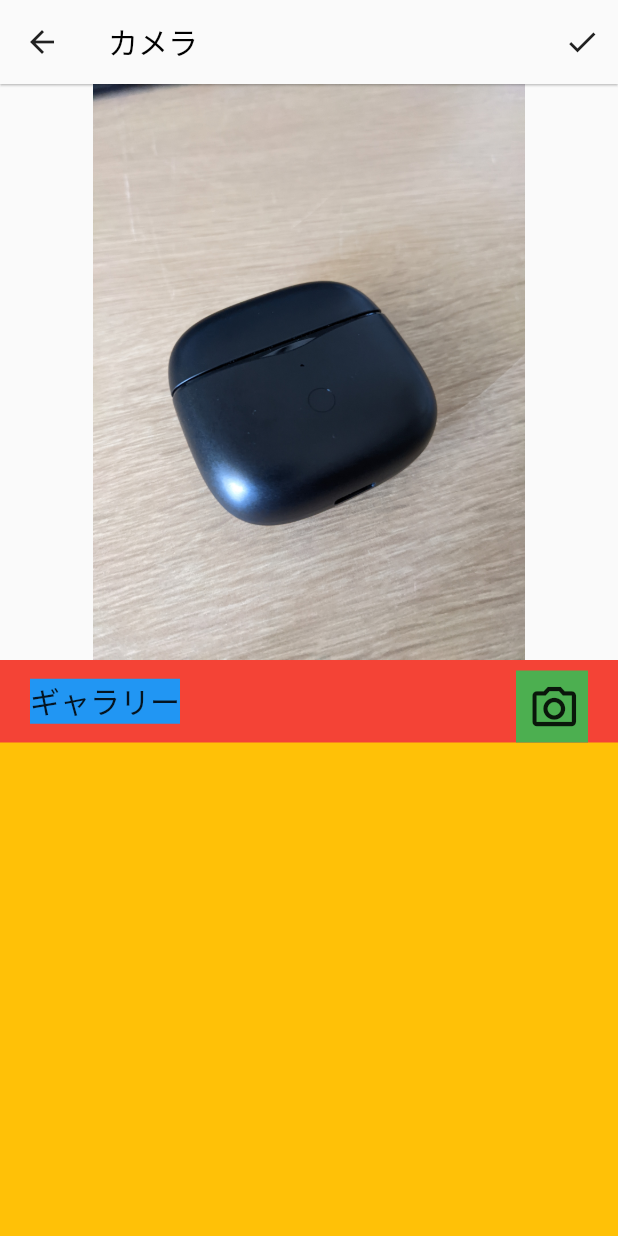
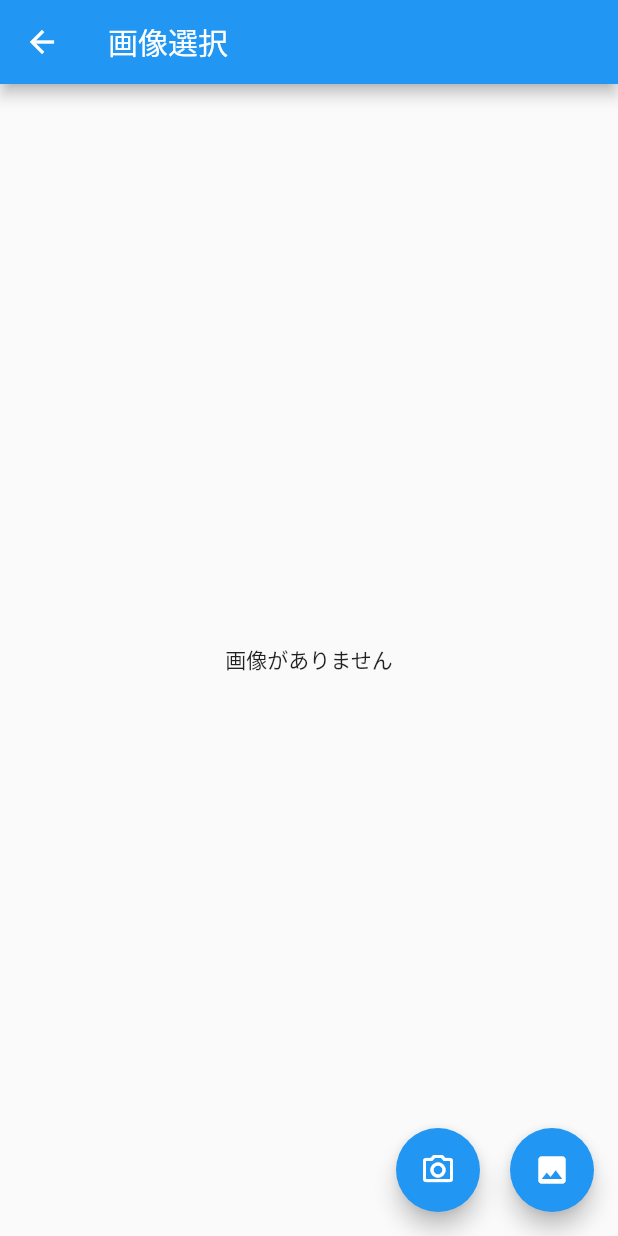
Before and after one commit to sekai0625/Memoria, a Flutter app: the ChatScreen screen opened directly, after a tap on "投稿", on a phone screen of 412 x 824 dp. Run offline on Flutter 3.47's test engine with Material 2 defaults, Android fonts, the phone set to English and light mode, and no system bars; our stand-ins replace image_picker.

Commit message:
add GalleryScreen2

```diff
--- a/lib/ChatScreen.dart
+++ b/lib/ChatScreen.dart
@@ -1,5 +1,6 @@
 import 'package:flutter/material.dart';
 import 'package:flutter_application_memoria/GalleryScreen.dart';
+import 'package:flutter_application_memoria/GalleryScreen2.dart';
 import 'PhotoScreen.dart';
 
 // トーク画面
@@ -76,7 +77,7 @@ class ChatScreen extends StatelessWidget {
                         Navigator.push(
                           context,
                           MaterialPageRoute(
-                            builder: (context) => GalleryScreen()
+                            builder: (context) => GalleryScreen2()
                           )
                         );
                       }, // 投稿ボタンを押したときの処理
--- a/lib/GalleryScreen.dart
+++ b/lib/GalleryScreen.dart
@@ -9,7 +9,7 @@ class GalleryScreen extends StatelessWidget {
   @override
   Widget build(BuildContext context) {
     var imgList = [
-      imgItem('bell'),
+      imgItem('present_box'),
     ];
 
     return Scaffold(
@@ -47,7 +47,7 @@ class GalleryScreen extends StatelessWidget {
             Expanded(
               flex: 5, // 割合
               child: Container(
-                color: Colors.amber,
+                // color: Colors.amber,
                 child: Column(
                   children: <Widget>[
                     // ギャラリー、カメラアイコン
@@ -77,8 +77,7 @@ class GalleryScreen extends StatelessWidget {
                                 Navigator.push(
                                     context,
                                     MaterialPageRoute(
-                                          builder: (context) =>
-                                              CameraScreen()));
+                                        builder: (context) => CameraScreen()));
                               },
                               icon: Icon(
                                 Icons.camera_alt_outlined,
@@ -87,20 +86,15 @@ class GalleryScreen extends StatelessWidget {
                             ),
                           ),
                         ],
-                        )),
+                      ),
+                    ),
 
                     // ギャラリーコンテンツ
                     Container(
                       color: Colors.purple,
-                      // child: SingleChildScrollView(
-                      //   child: Column(
-                      //     children: <Widget>[
-                      //       GridView.count(
-                      //         crossAxisCount: 3,
-                      //         children: imgList,
-                      //       ),
-                      //     ],
-                      //   ),
+                      // child: GridView.count(
+                      //   crossAxisCount: 3,
+                      //   children: imgList,
                       // ),
                     ),
                   ],
@@ -115,7 +109,7 @@ class GalleryScreen extends StatelessWidget {
 }
 
 Widget imgItem(String name) {
-  var image = "images/" + name + ".png";
+  var image = "assets/img/" + name + ".png";
   return Container(
     child: Image.asset(
       image,
--- /dev/null
+++ b/lib/GalleryScreen2.dart
@@ -0,0 +1,76 @@
+import 'dart:io';
+
+import 'package:flutter/material.dart';
+import 'package:image_picker/image_picker.dart';
+
+class GalleryScreen2 extends StatefulWidget {
+  const GalleryScreen2({Key? key}) : super(key: key);
+  @override
+  _GalleryScreen2State createState() => _GalleryScreen2State();
+}
+
+class _GalleryScreen2State extends State {
+  File? image;
+  final picker = ImagePicker();
+
+  // アルバムから画像の取得
+  Future getImage() async {
+    final XFile? _image = await picker.pickImage(source: ImageSource.gallery);
+
+    setState(() {
+      if (_image != null) {
+        image = File(_image.path);
+      }
+    });
+  }
+
+  // カメラ起動
+  Future openCamera() async {
+    final pickedFile = await picker.pickImage(source: ImageSource.camera);
+
+    setState(() {
+      if (pickedFile != null) {
+        image = File(pickedFile.path);
+      }
+    });
+  }
+
+  @override
+  Widget build(BuildContext context) {
+    return Scaffold(
+      appBar: AppBar(
+        title: const Text('画像選択'),
+      ),
+      body: Center(
+        child: image == null
+            ? const Text('画像がありません')
+            : Image.file(image!, fit: BoxFit.cover),
+      ),
+      floatingActionButton: Row(
+        mainAxisAlignment: MainAxisAlignment.end,
+        // verticalDirection: VerticalDirection.up,
+        children: <Widget>[
+          FloatingActionButton(
+            onPressed: openCamera,
+            child: Icon(Icons.camera_alt_outlined),
+          ),
+          Container(
+            margin: EdgeInsets.only(left: 20),
+            child: FloatingActionButton(
+              onPressed: getImage,
+              child: Icon(Icons.photo),
+            ),
+          ),
+        ],
+      ),
+    );
+  }
+}
+
+Text showText(image) {
+  if(image) {
+    return Text('MainAxisAlignment.center');
+  } else {
+    return Text('MainAxisAlignment.end');
+  }
+}
--- a/pubspec.yaml
+++ b/pubspec.yaml
@@ -45,6 +45,8 @@ dev_dependencies:
   # package. See that file for information about deactivating specific lint
   # rules and activating additional ones.
   flutter_lints: ^2.0.0
+  flutter_staggered_grid_view: ^0.6.2
+  image_picker: ^0.8.5+3
 
 # For information on the generic Dart part of this file, see the
 # following page: https://dart.dev/tools/pub/pubspec
```
Also changed, not shown: pubspec.lock. Lines whose indentation alone changed are shown as unchanged.
